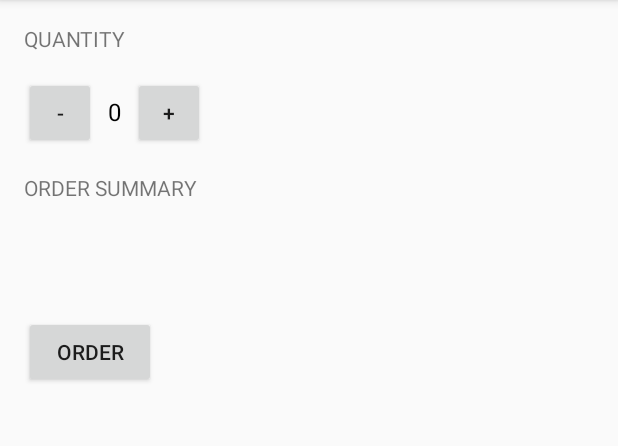
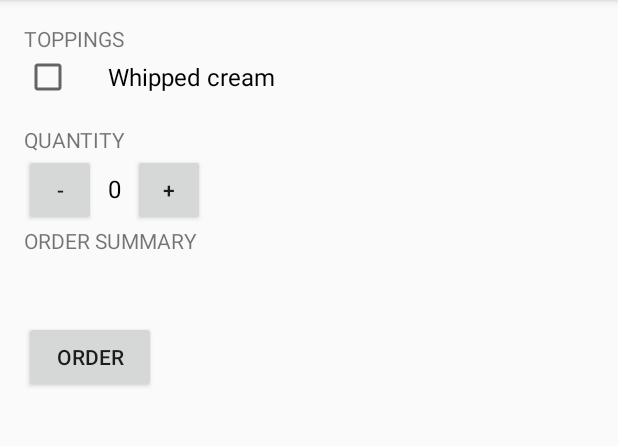
Before and after one commit to JaysonMallari/Just-Java-Quantity-Order-, an Android app: the screen it shows after launch (MainActivity), on a phone screen of 412 x 824 dp, the part 84-530 px from its top. Run offline under Robolectric (Android 15) with nearby library versions, the phone set to English and light mode, and no system bars.

Commit message:
added whipped creamcheckbox feature for xml files

```diff
--- a/app/src/main/res/layout/activity_main.xml
+++ b/app/src/main/res/layout/activity_main.xml
@@ -5,13 +5,31 @@
     android:layout_width="match_parent"
     android:layout_height="match_parent"
     android:orientation="vertical"
+    android:padding="16dp"
     tools:context="com.hmmwow.www.justjava.MainActivity">
 
     <TextView
         android:layout_width="wrap_content"
         android:layout_height="wrap_content"
-        android:layout_margin="16dp"
+        android:text="Toppings"
+        android:textAllCaps="true"
+
+        />
+
+    <CheckBox
+        android:layout_width="wrap_content"
+        android:layout_height="wrap_content"
+        android:text="Whipped cream"
+        android:textAppearance="?android:textAppearanceMedium"
+        android:textSize="16sp"
+        android:paddingLeft="24dp"
+        />
+
+    <TextView
+        android:layout_width="wrap_content"
+        android:layout_height="wrap_content"
         android:text="Quantity"
+        android:layout_marginTop="16dp"
         android:textAllCaps="true" />
 
     <LinearLayout
@@ -22,7 +40,6 @@
         <Button
             android:layout_width="48dp"
             android:layout_height="48dp"
-            android:layout_marginLeft="16dp"
             android:onClick="decrement"
             android:text="-" />
 
@@ -47,7 +64,7 @@
     <TextView
         android:layout_width="wrap_content"
         android:layout_height="wrap_content"
-        android:layout_margin="16dp"
+
         android:text="Order Summary"
         android:textAllCaps="true" />
 
@@ -67,7 +84,6 @@
     android:id="@+id/thank_you_text_view"
     android:layout_width="wrap_content"
     android:layout_height="wrap_content"
-    android:layout_marginLeft="16dp"
     android:text=""
     android:textColor="#000"
     android:textSize="16sp" />
@@ -75,7 +91,6 @@
     <Button
         android:layout_width="wrap_content"
         android:layout_height="wrap_content"
-        android:layout_margin="16dp"
         android:onClick="submitOrder"
         android:text="Order" />
 
```
